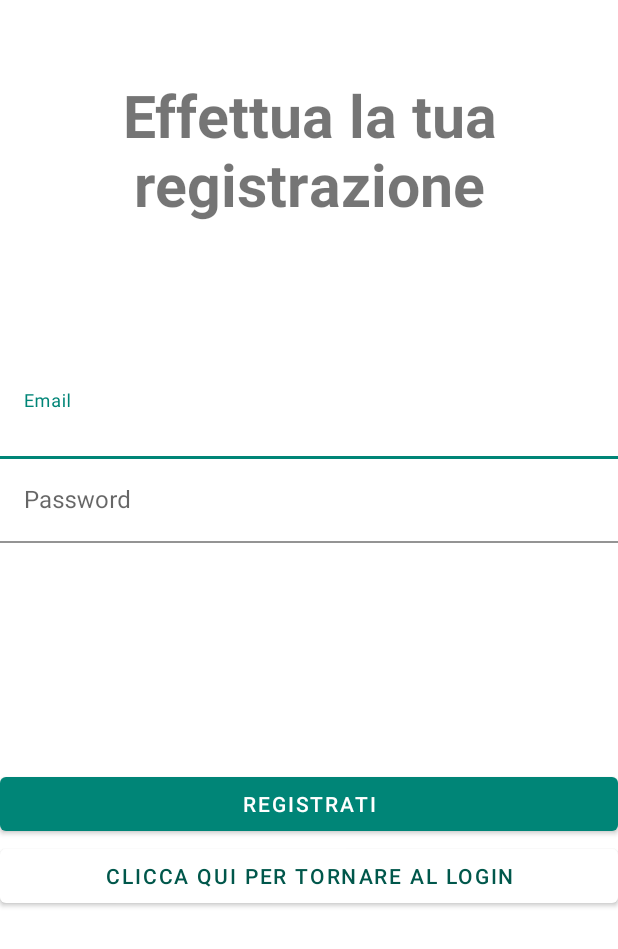
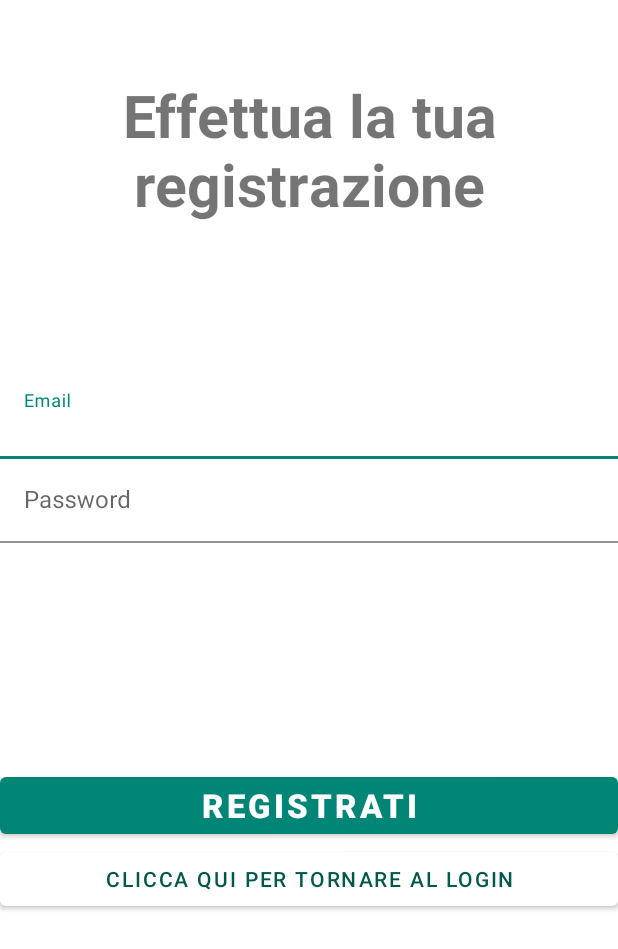
Before and after one commit to dbortoluzzi/tuttiapposto, an Android app: the RegisterActivity screen opened directly, with no data from a screen before it, on a phone screen of 412 x 824 dp. Shown: the top 949 px of the screen. Run offline under Robolectric (Android 15) with nearby library versions, the phone set to English and light mode, and no system bars; our stand-ins replace Dagger/Hilt's generated code, Firebase (no records; nobody signed in at launch, a user with empty details on screens opened directly).

Commit message:
login and registration layout (2)

```diff
--- a/app/src/main/res/layout/activity_login.xml
+++ b/app/src/main/res/layout/activity_login.xml
@@ -52,7 +52,9 @@
     <Button
         android:id="@+id/LoginBtn"
         android:layout_width="match_parent"
-        android:layout_height="wrap_content"
+        android:layout_height="50dp"
+        android:textStyle="bold"
+        app:autoSizeTextType="uniform"
         android:layout_marginTop="150dp"
         android:text="@string/login" />
 
--- a/app/src/main/res/layout/activity_register.xml
+++ b/app/src/main/res/layout/activity_register.xml
@@ -52,7 +52,9 @@
     <Button
         android:id="@+id/RegisterBtn"
         android:layout_width="match_parent"
-        android:layout_height="wrap_content"
+        android:layout_height="50dp"
+        android:textStyle="bold"
+        app:autoSizeTextType="uniform"
         android:layout_marginTop="150dp"
         android:text="@string/registration" />
 
```
